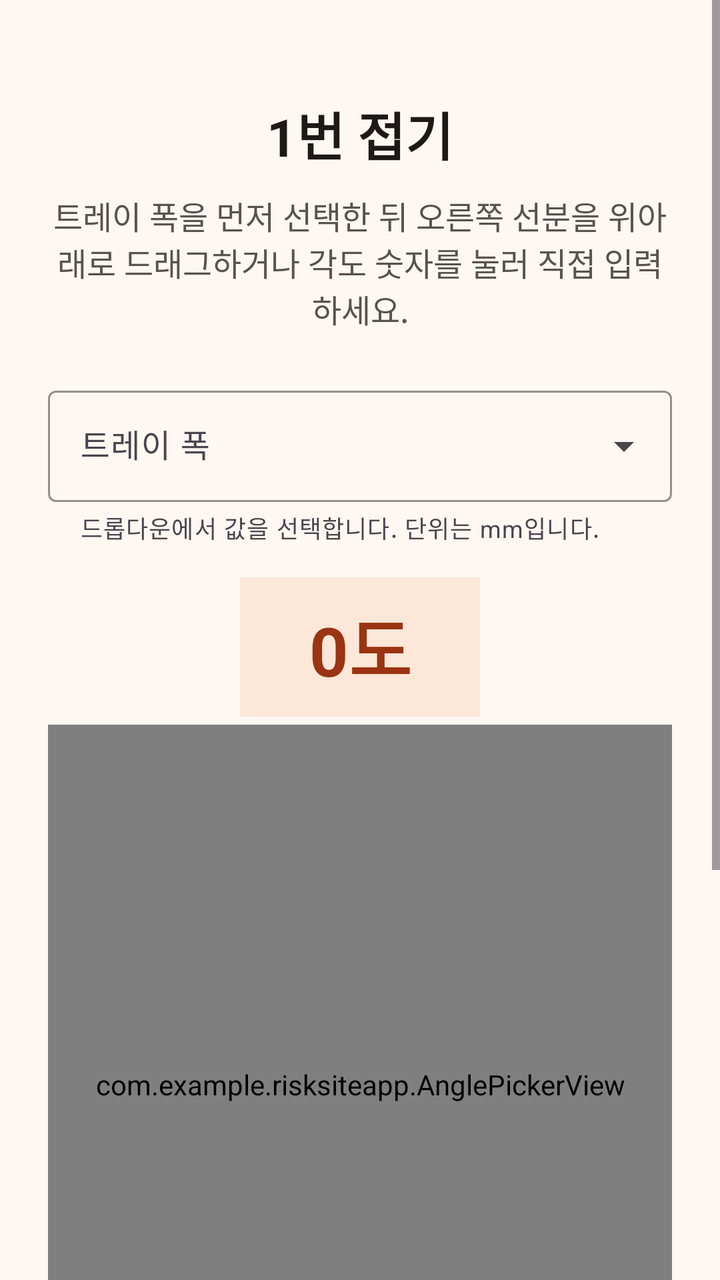
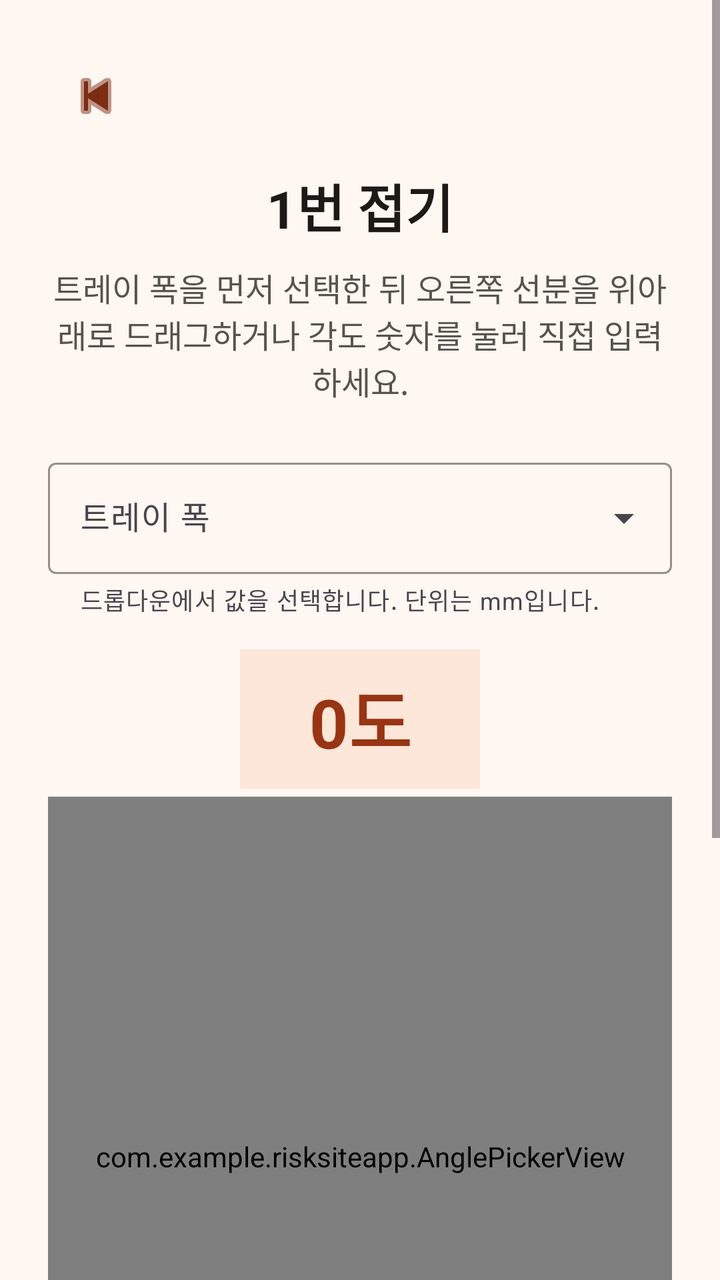

An Android layout rendered at two revisions. The XML below is the earlier revision; the diff shows what the commit changed to produce the second picture.
<!-- AndroidManifest.xml: application theme Theme.RiskSiteApp -->
<!-- res/layout/activity_one_fold.xml -->
<?xml version="1.0" encoding="utf-8"?>
<ScrollView xmlns:android="http://schemas.android.com/apk/res/android"
    xmlns:app="http://schemas.android.com/apk/res-auto"
    android:layout_width="match_parent"
    android:layout_height="match_parent"
    android:background="#FFF7F1">

    <LinearLayout
        android:layout_width="match_parent"
        android:layout_height="wrap_content"
        android:gravity="center_horizontal"
        android:orientation="vertical"
        android:padding="24dp">

        <TextView
            android:id="@+id/titleText"
            android:layout_width="wrap_content"
            android:layout_height="wrap_content"
            android:layout_marginTop="24dp"
            android:text="@string/one_fold_title"
            android:textColor="#1C1917"
            android:textSize="26sp"
            android:textStyle="bold" />

        <TextView
            android:id="@+id/subtitleText"
            android:layout_width="wrap_content"
            android:layout_height="wrap_content"
            android:layout_marginTop="10dp"
            android:gravity="center"
            android:text="@string/angle_picker_instruction"
            android:textColor="#57534E"
            android:textSize="16sp" />

        <com.google.android.material.textfield.TextInputLayout
            android:id="@+id/trayWidthInputLayout"
            style="@style/Widget.Material3.TextInputLayout.OutlinedBox.ExposedDropdownMenu"
            android:layout_width="match_parent"
            android:layout_height="wrap_content"
            android:layout_marginTop="24dp"
            android:hint="@string/tray_width_hint"
            app:boxStrokeColor="#C2410C"
            app:helperText="@string/tray_width_helper">

            <com.google.android.material.textfield.MaterialAutoCompleteTextView
                android:id="@+id/trayWidthInput"
                android:layout_width="match_parent"
                android:layout_height="wrap_content"
                android:focusable="false"
                android:inputType="none"
                android:maxLines="1"
                android:textColor="#1C1917"
                android:textColorHint="#78716C" />
        </com.google.android.material.textfield.TextInputLayout>

        <TextView
            android:id="@+id/angleValueText"
            android:layout_width="wrap_content"
            android:layout_height="wrap_content"
            android:layout_marginTop="16dp"
            android:background="#FDE7D8"
            android:clickable="true"
            android:focusable="true"
            android:minWidth="120dp"
            android:paddingHorizontal="18dp"
            android:paddingVertical="10dp"
            android:text="@string/angle_value_default"
            android:textAlignment="center"
            android:textColor="#9A3412"
            android:textSize="34sp"
            android:textStyle="bold" />

        <com.example.risksiteapp.AnglePickerView
            android:id="@+id/anglePickerView"
            android:layout_width="match_parent"
            android:layout_height="360dp"
            android:layout_marginTop="4dp" />

        <LinearLayout
            android:layout_width="match_parent"
            android:layout_height="wrap_content"
            android:layout_marginTop="20dp"
            android:layout_marginBottom="28dp"
            android:background="#FDE7D8"
            android:orientation="vertical"
            android:padding="20dp">

            <TextView
                android:id="@+id/resultLabelText"
                android:layout_width="wrap_content"
                android:layout_height="wrap_content"
                android:text="@string/result_label"
                android:textColor="#7C2D12"
                android:textSize="14sp"
                android:textStyle="bold" />

            <TextView
                android:id="@+id/resultValueText"
                android:layout_width="match_parent"
                android:layout_height="wrap_content"
                android:layout_marginTop="6dp"
                android:text="@string/result_value_default"
                android:textColor="#9A3412"
                android:textSize="28sp"
                android:textStyle="bold" />
        </LinearLayout>

    </LinearLayout>
</ScrollView>
<!-- resources referenced by this layout -->
<resources>
  <string name="angle_picker_instruction">트레이 폭을 먼저 선택한 뒤 오른쪽 선분을 위아래로 드래그하거나 각도 숫자를 눌러 직접 입력하세요.</string>
  <string name="angle_value_default">0도</string>
  <string name="one_fold_title">1번 접기</string>
  <string name="result_label">계산 결과</string>
  <string name="result_value_default">중심선으로 부터 좌, 우 0mm씩 절단하세요</string>
  <string name="tray_width_helper">드롭다운에서 값을 선택합니다. 단위는 mm입니다.</string>
  <string name="tray_width_hint">트레이 폭</string>
  <style name="Theme.RiskSiteApp" parent="Theme.Material3.Light.NoActionBar">
          <item name="android:statusBarColor" tools:targetApi="l">#FFF7F1</item>
          <item name="colorPrimary">#9A3412</item>
          <item name="colorOnPrimary">#FFFFFF</item>
          <item name="colorSurface">#FFF7F1</item>
          <item name="colorOnSurface">#1C1917</item>
      </style>
</resources>

<!-- the commit's change to res/layout/activity_one_fold.xml (unified diff, before → after) -->
@@ -12,11 +12,22 @@
         android:orientation="vertical"
         android:padding="24dp">
 
+        <ImageButton
+            android:id="@+id/backButton"
+            android:layout_width="48dp"
+            android:layout_height="48dp"
+            android:layout_gravity="start"
+            android:background="?attr/selectableItemBackgroundBorderless"
+            android:contentDescription="@string/back_button"
+            android:padding="12dp"
+            android:src="@android:drawable/ic_media_previous"
+            android:tint="#7C2D12" />
+
         <TextView
             android:id="@+id/titleText"
             android:layout_width="wrap_content"
             android:layout_height="wrap_content"
-            android:layout_marginTop="24dp"
+            android:layout_marginTop="12dp"
             android:text="@string/one_fold_title"
             android:textColor="#1C1917"
             android:textSize="26sp"
<!-- resource entries referenced after the edit -->
@@ -2,6 +2,7 @@
 <resources>
   <string name="angle_picker_instruction">트레이 폭을 먼저 선택한 뒤 오른쪽 선분을 위아래로 드래그하거나 각도 숫자를 눌러 직접 입력하세요.</string>
   <string name="angle_value_default">0도</string>
+  <string name="back_button">뒤로가기</string>
   <string name="one_fold_title">1번 접기</string>
   <string name="result_label">계산 결과</string>
   <string name="result_value_default">중심선으로 부터 좌, 우 0mm씩 절단하세요</string>
